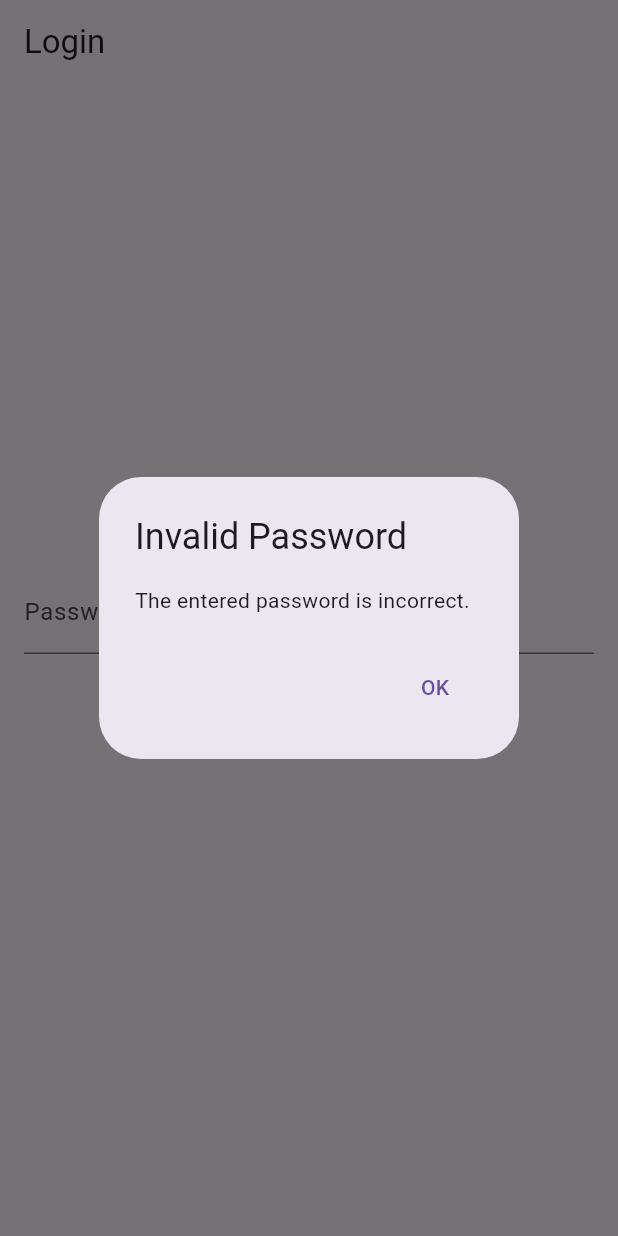
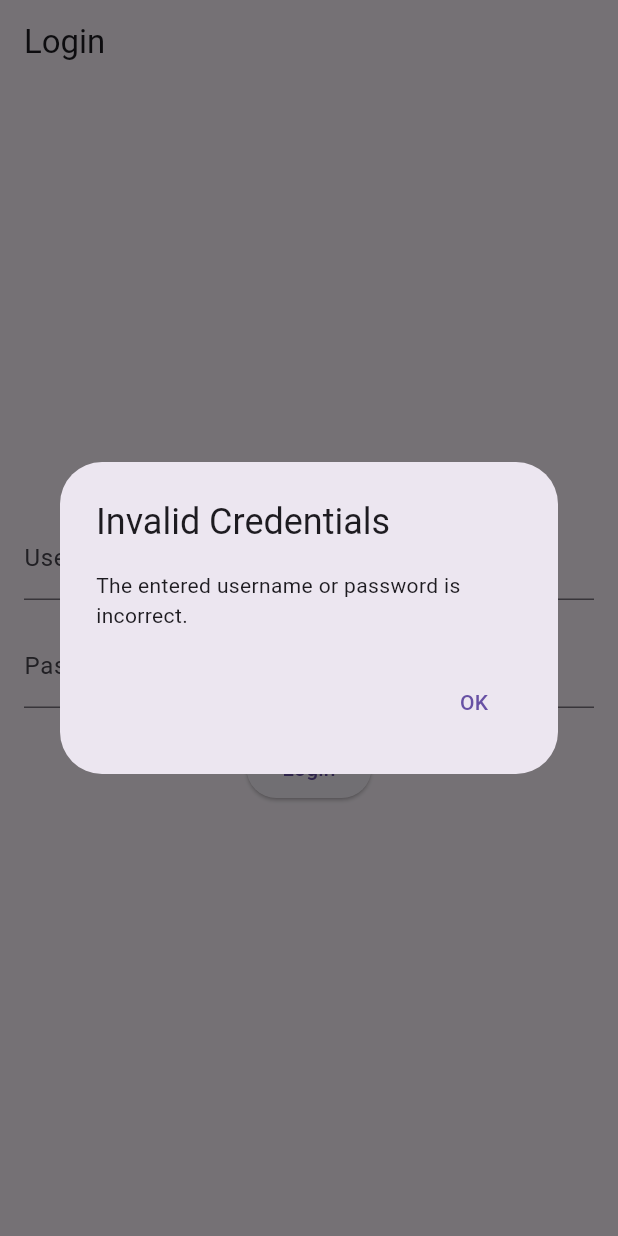
Before and after one commit to huyndzigexn/flutter_todo_app, a Flutter app: the screen it shows after launch, after a tap on "Login", on a phone screen of 412 x 824 dp. Run offline on Flutter 3.47's test engine with Material 3 defaults, Android fonts, the phone set to English and light mode, and no system bars; our stand-ins replace flutter_dotenv.

```diff
--- a/lib/main.dart
+++ b/lib/main.dart
@@ -1,7 +1,9 @@
 import 'package:flutter/material.dart';
+import 'package:flutter_dotenv/flutter_dotenv.dart';
 import './todo.dart';
 
-void main() {
+Future<void> main() async {
+  await dotenv.load();
   runApp(MyApp());
 }
 
@@ -24,6 +26,7 @@ class LoginScreen extends StatefulWidget {
 }
 
 class _LoginScreenState extends State<LoginScreen> {
+  TextEditingController _usernameController = TextEditingController();
   TextEditingController _passwordController = TextEditingController();
 
   @override
@@ -37,6 +40,13 @@ class _LoginScreenState extends State<LoginScreen> {
         child: Column(
           mainAxisAlignment: MainAxisAlignment.center,
           children: [
+            TextField(
+              controller: _usernameController,
+              decoration: InputDecoration(
+                labelText: 'Username',
+              ),
+            ),
+            SizedBox(height: 16),
             TextField(
               controller: _passwordController,
               obscureText: true,
@@ -58,19 +68,28 @@ class _LoginScreenState extends State<LoginScreen> {
   }
 
   void _login() {
+    String expectedUsername = dotenv.env['USERNAME'] ?? '';
+    String expectedPassword = dotenv.env['PASSWORD'] ?? '';
+    String enteredUsername = _usernameController.text;
     String enteredPassword = _passwordController.text;
-    if (enteredPassword == 'your_password') {
-      Navigator.push(
-        context,
-        MaterialPageRoute(builder: (context) => TodoScreen()),
-      );
+    print('enteredUsername:' + enteredUsername);
+    print('expectedPassword:' + expectedPassword);
+
+    if (enteredUsername == expectedUsername &&
+        enteredPassword == expectedPassword) {
+      print('OK');
+
+      // Navigator.push(
+      //   context,
+      //   MaterialPageRoute(builder: (context) => TodoScreen()),
+      // );
     } else {
       showDialog(
         context: context,
         builder: (BuildContext context) {
           return AlertDialog(
-            title: Text('Invalid Password'),
-            content: Text('The entered password is incorrect.'),
+            title: Text('Invalid Credentials'),
+            content: Text('The entered username or password is incorrect.'),
             actions: [
               TextButton(
                 onPressed: () {
--- a/pubspec.yaml
+++ b/pubspec.yaml
@@ -35,6 +35,7 @@ dependencies:
   # The following adds the Cupertino Icons font to your application.
   # Use with the CupertinoIcons class for iOS style icons.
   cupertino_icons: ^1.0.2
+  flutter_dotenv: ^5.1.0
 
 dev_dependencies:
   flutter_test:
@@ -59,7 +60,8 @@ flutter:
   uses-material-design: true
 
   # To add assets to your application, add an assets section, like this:
-  # assets:
+  assets:
+  - .env
   #   - images/a_dot_burr.jpeg
   #   - images/a_dot_ham.jpeg
 
```
Also changed, not shown: lib/todo.dart (+130 -0 lines), pubspec.lock, 1 other file.
